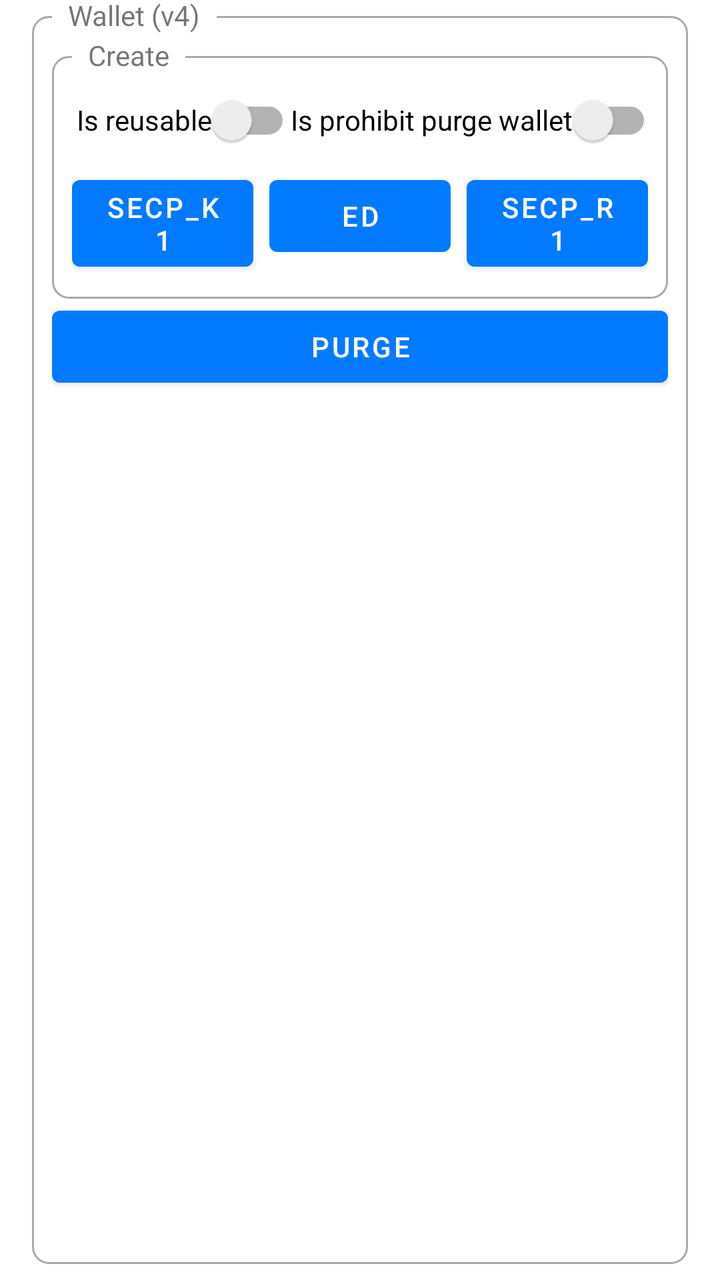
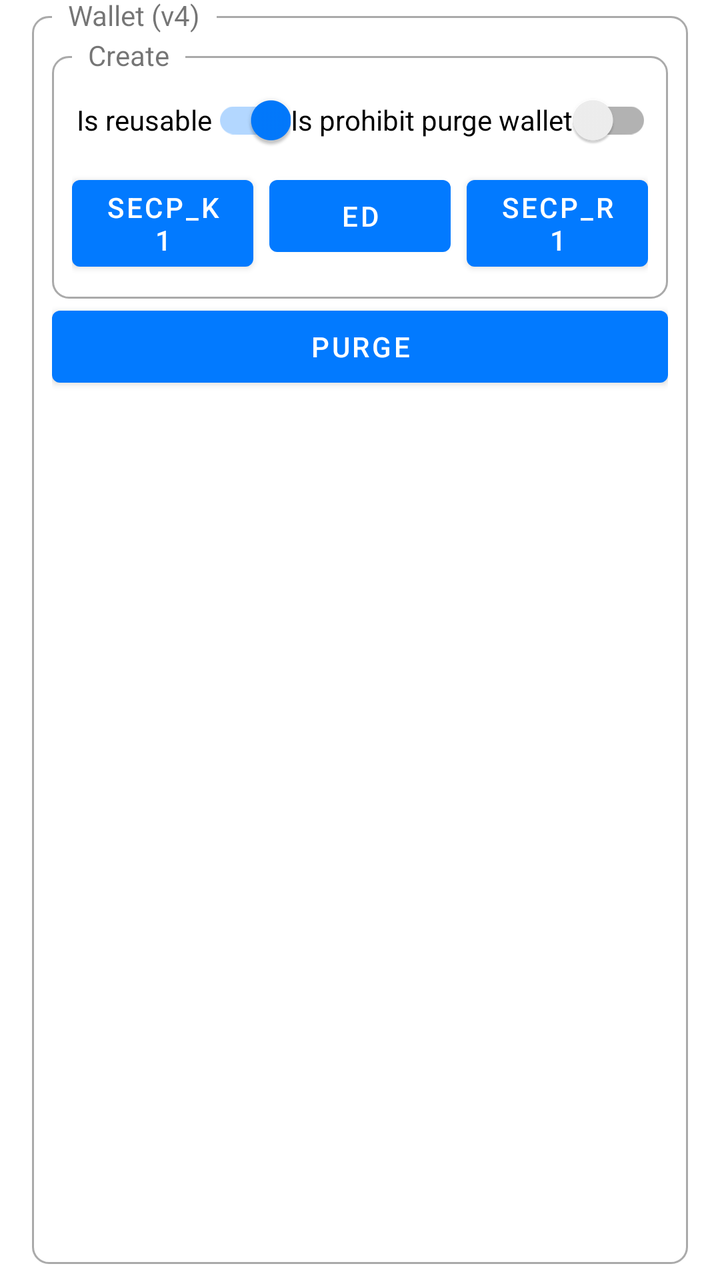

Before-and-after screenshots of an Android layout around one commit, followed by the original layout XML and the change that was made.
<!-- AndroidManifest.xml: application theme AppTheme -->
<!-- res/layout/wallet.xml -->
<?xml version="1.0" encoding="utf-8"?>
<FrameLayout xmlns:android="http://schemas.android.com/apk/res/android"
    xmlns:app="http://schemas.android.com/apk/res-auto"
    xmlns:tools="http://schemas.android.com/tools"
    android:layout_width="match_parent"
    android:layout_height="wrap_content"
    android:clipToPadding="false"
    android:paddingStart="@dimen/box_padding_horizontal"
    android:paddingTop="@dimen/box_padding_vertical"
    android:paddingEnd="@dimen/box_padding_horizontal"
    android:paddingBottom="@dimen/box_padding_vertical">

    <FrameLayout
        android:layout_width="match_parent"
        android:layout_height="match_parent"
        android:background="@drawable/rounded_corner" />

    <TextView
        android:layout_width="wrap_content"
        android:layout_height="wrap_content"
        android:background="?android:windowBackground"
        android:paddingStart="8dp"
        android:paddingEnd="8dp"
        android:text="Wallet (v4)"
        android:translationX="10dp"
        android:translationY="-10dp" />

    <LinearLayout
        android:id="@+id/contentContainer"
        android:layout_width="match_parent"
        android:layout_height="match_parent"
        android:layout_margin="10dp"
        android:orientation="vertical"
        android:visibility="visible">

        <LinearLayout
            android:id="@+id/walletIndexesContainer"
            android:layout_width="match_parent"
            android:layout_height="wrap_content"
            android:orientation="horizontal"
            android:visibility="gone"
            tools:visibility="visible">

            <com.google.android.material.slider.Slider
                android:id="@+id/sliderWallet"
                android:layout_width="0dp"
                android:layout_height="wrap_content"
                android:layout_weight="1" />

            <TextView
                android:id="@+id/tvWalletIndex"
                android:layout_width="wrap_content"
                android:layout_height="wrap_content"
                android:layout_gravity="center"
                android:layout_marginStart="8dp"
                android:layout_marginEnd="8dp" />

        </LinearLayout>

        <FrameLayout
            android:layout_width="match_parent"
            android:layout_height="wrap_content">

            <FrameLayout
                android:layout_width="match_parent"
                android:layout_height="match_parent"
                android:layout_marginTop="10dp"
                android:background="@drawable/rounded_corner" />

            <TextView
                android:layout_width="wrap_content"
                android:layout_height="wrap_content"
                android:background="@android:color/background_light"
                android:paddingStart="8dp"
                android:paddingEnd="8dp"
                android:text="Create"
                android:translationX="10dp" />

            <androidx.constraintlayout.widget.ConstraintLayout
                android:layout_width="match_parent"
                android:padding="10dp"
                android:layout_marginTop="8dp"
                android:layout_height="wrap_content">

                <androidx.appcompat.widget.SwitchCompat
                    android:text="Is reusable"
                    android:layout_width="wrap_content"
                    android:layout_height="wrap_content"
                    android:id="@+id/swIsReusable"
                    app:layout_constraintTop_toTopOf="parent"
                    app:layout_constraintStart_toStartOf="parent"
                    app:layout_constraintHorizontal_bias="0.5"
                    app:layout_constraintEnd_toStartOf="@+id/swIsProhibitPurgeWallet"
                    app:layout_constraintHorizontal_chainStyle="spread_inside"
                    android:layout_marginStart="4dp" />

                <androidx.appcompat.widget.SwitchCompat
                    android:text="Is prohibit purge wallet"
                    android:layout_width="wrap_content"
                    android:layout_height="wrap_content"
                    android:id="@+id/swIsProhibitPurgeWallet"
                    app:layout_constraintEnd_toEndOf="parent"
                    app:layout_constraintStart_toEndOf="@+id/swIsReusable"
                    app:layout_constraintHorizontal_bias="0.5"
                    app:layout_constraintTop_toTopOf="@+id/swIsReusable" />

                <Button
                    android:id="@+id/btnCreateWalletSecpK1"
                    android:layout_width="0dp"
                    android:layout_height="wrap_content"
                    android:text="Secp_K1"
                    android:layout_marginEnd="4dp"
                    app:layout_constraintStart_toStartOf="parent"
                    app:layout_constraintHorizontal_bias="0.5"
                    app:layout_constraintEnd_toStartOf="@+id/btnCreateWalletEdwards"
                    app:layout_constraintTop_toBottomOf="@+id/swIsReusable" />

                <Button
                    android:id="@+id/btnCreateWalletEdwards"
                    android:layout_width="0dp"
                    android:layout_height="wrap_content"
                    android:text="Ed"
                    android:layout_marginStart="4dp"
                    android:layout_marginEnd="4dp"
                    app:layout_constraintEnd_toStartOf="@+id/btnCreateWalletSecpR1"
                    app:layout_constraintStart_toEndOf="@+id/btnCreateWalletSecpK1"
                    app:layout_constraintHorizontal_bias="0.5"
                    app:layout_constraintTop_toBottomOf="@+id/swIsReusable" />

                <Button
                    android:id="@+id/btnCreateWalletSecpR1"
                    android:layout_width="0dp"
                    android:layout_height="wrap_content"
                    android:layout_marginStart="4dp"
                    android:text="Secp_R1"
                    app:layout_constraintEnd_toEndOf="parent"
                    app:layout_constraintStart_toEndOf="@+id/btnCreateWalletEdwards"
                    app:layout_constraintHorizontal_bias="0.5"
                    app:layout_constraintTop_toTopOf="@+id/btnCreateWalletEdwards" />

            </androidx.constraintlayout.widget.ConstraintLayout>

        </FrameLayout>


        <LinearLayout
            android:layout_width="match_parent"
            android:layout_height="wrap_content"
            android:gravity="center"
            android:orientation="horizontal">

            <Button
                android:id="@+id/btnPurgeWallet"
                android:layout_width="0dp"
                android:layout_height="wrap_content"
                android:layout_weight="1"
                android:text="Purge" />

        </LinearLayout>

    </LinearLayout>

</FrameLayout>
<!-- resources referenced by this layout -->
<resources>
  <dimen name="box_padding_horizontal">16dp</dimen>
  <dimen name="box_padding_vertical">8dp</dimen>
  <!-- drawable rounded_corner (drawable) -->
  <?xml version="1.0" encoding="utf-8"?>
  <shape xmlns:android="http://schemas.android.com/apk/res/android">
      <stroke
          android:width="1dp"
          android:color="@android:color/darker_gray" />
  
      <solid android:color="@android:color/transparent" />
  
      <padding
          android:bottom="5dp"
          android:left="5dp"
          android:right="5dp"
          android:top="5dp" />
  
      <corners android:radius="8dp" />
  </shape>
  <style name="AppTheme" parent="Theme.MaterialComponents.DayNight.NoActionBar">
          <item name="colorPrimary">@color/primary</item>
          <item name="colorPrimaryDark">@color/primary_dark</item>
          <item name="colorOnPrimary">@color/on_primary</item>
          <item name="colorSecondary">@color/primary</item>
      </style>
  <color name="primary">#027aff</color>
  <color name="primary_dark">#0a02ff</color>
  <color name="on_primary">#FFFFFF</color>
</resources>

<!-- the commit's change to res/layout/wallet.xml (unified diff, before → after) -->
@@ -87,6 +87,7 @@
                     android:layout_width="wrap_content"
                     android:layout_height="wrap_content"
                     android:id="@+id/swIsReusable"
+                    android:checked="true"
                     app:layout_constraintTop_toTopOf="parent"
                     app:layout_constraintStart_toStartOf="parent"
                     app:layout_constraintHorizontal_bias="0.5"
